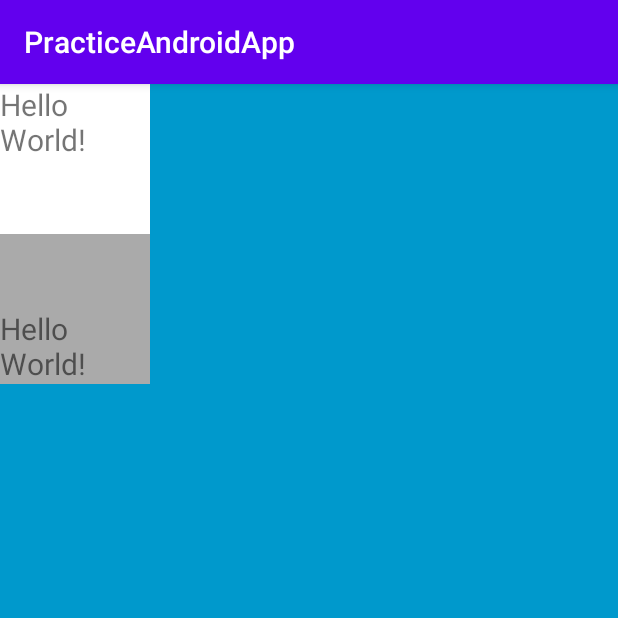
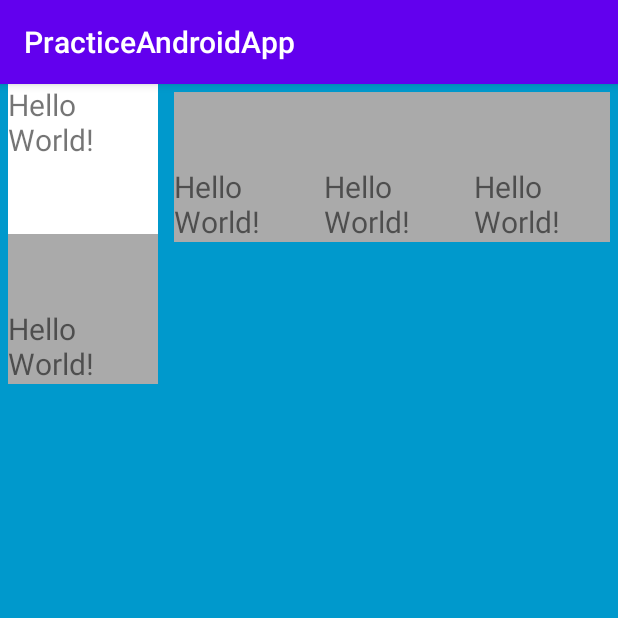
Before and after one commit to KnightOrKnave/AndroidPractice, an Android app: the Pract1Activity screen opened directly, with no data from a screen before it, on a phone screen of 412 x 824 dp, the top half of it. Run offline under Robolectric (Android 15) with nearby library versions, the phone set to English and light mode, and no system bars.

Commit message:
add pract1 Linear Layout

```diff
--- a/app/src/main/res/layout/activity_main.xml
+++ b/app/src/main/res/layout/activity_main.xml
@@ -21,7 +21,7 @@
         android:id="@+id/button1"
         android:layout_width="wrap_content"
         android:layout_height="wrap_content"
-        android:text="Practice01"
+        android:text="Practice01 Liniar Layout"
         app:layout_constraintBottom_toBottomOf="parent"
         app:layout_constraintEnd_toEndOf="parent"
         app:layout_constraintStart_toStartOf="parent"
--- a/app/src/main/res/layout/activity_pract1.xml
+++ b/app/src/main/res/layout/activity_pract1.xml
@@ -3,12 +3,12 @@
     android:layout_width="match_parent"
     android:layout_height="match_parent"
     android:background="@android:color/holo_blue_dark">
-
     <LinearLayout
         android:layout_width="wrap_content"
         android:layout_height="match_parent"
         android:layout_gravity="left"
-        android:orientation="vertical">
+        android:orientation="vertical"
+        android:layout_margin="5dp">
 
         <TextView
             android:id="@+id/textView1"
@@ -28,4 +28,35 @@
             android:textSize="20sp"/>
     </LinearLayout>
 
+    <LinearLayout
+        android:layout_width="wrap_content"
+        android:layout_height="match_parent"
+        android:layout_margin="5dp"
+        >
+        <TextView
+            android:id="@+id/textView12"
+            android:layout_width="100dip"
+            android:layout_height="100dip"
+            android:background="@android:color/darker_gray"
+            android:gravity="bottom"
+            android:text="Hello World!"
+            android:textSize="20sp"/>
+        <TextView
+            android:id="@+id/textView13"
+            android:layout_width="100dip"
+            android:layout_height="100dip"
+            android:background="@android:color/darker_gray"
+            android:gravity="bottom"
+            android:text="Hello World!"
+            android:textSize="20sp"/>
+        <TextView
+            android:id="@+id/textView14"
+            android:layout_width="100dip"
+            android:layout_height="100dip"
+            android:background="@android:color/darker_gray"
+            android:gravity="bottom"
+            android:text="Hello World!"
+            android:textSize="20sp"/>
+    </LinearLayout>
+
 </androidx.appcompat.widget.LinearLayoutCompat>
```
